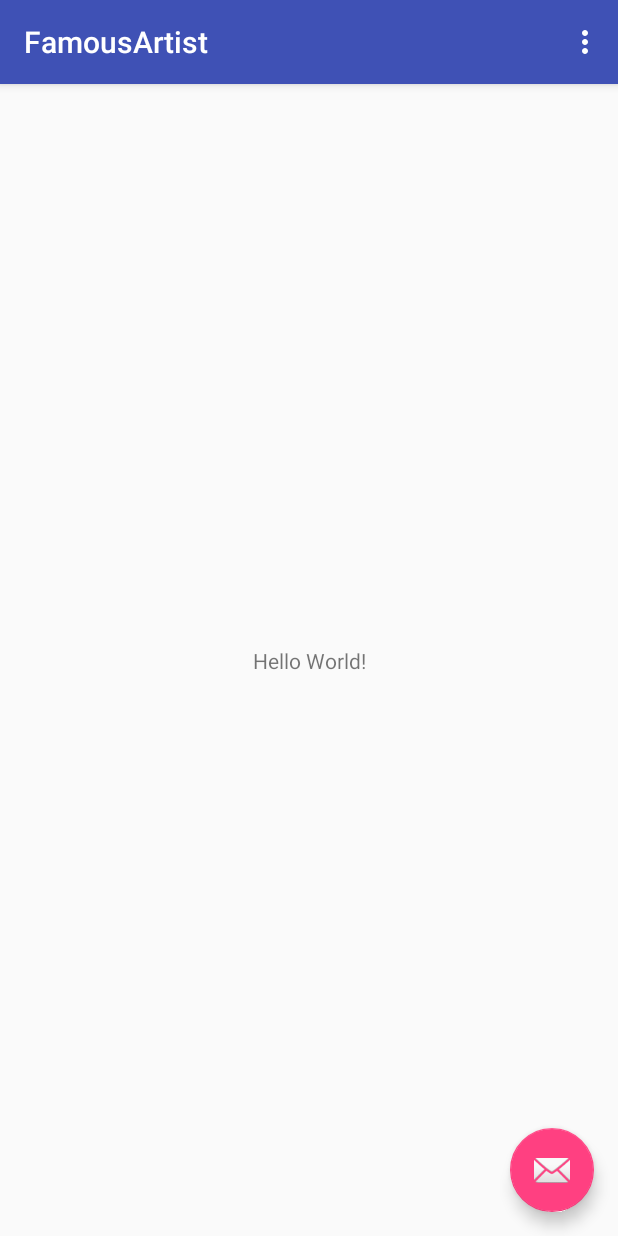
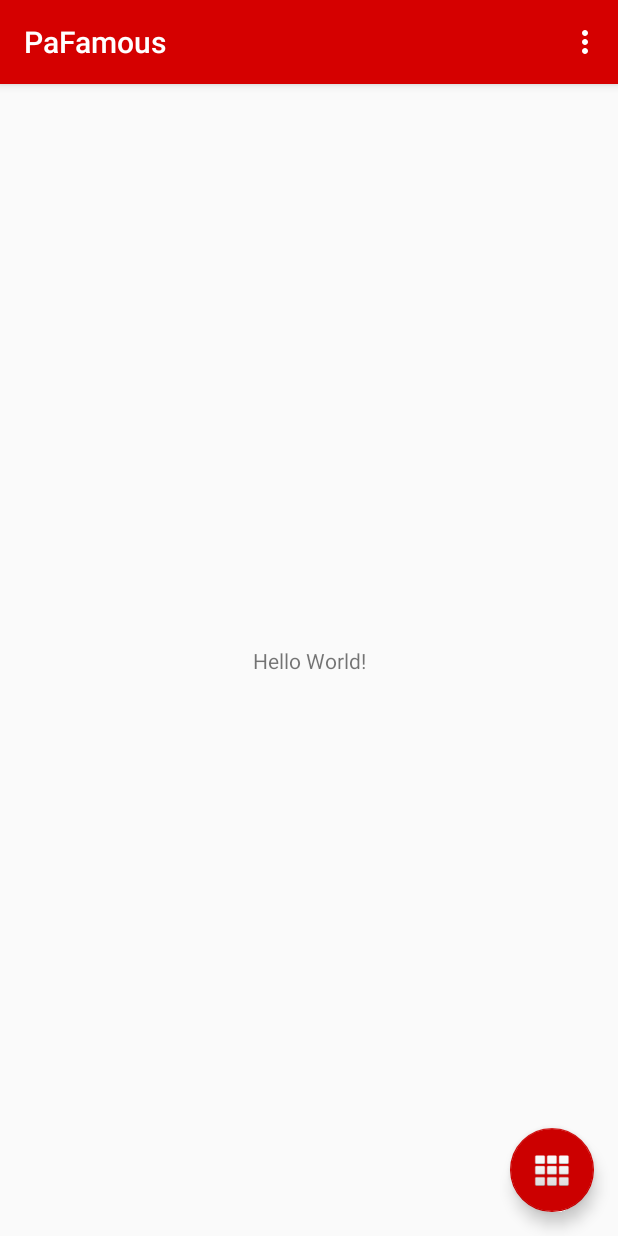
Before and after one commit to gredimano/FamousArtist, an Android app: the screen it shows after launch (MainActivity), on a phone screen of 412 x 824 dp. Run offline under Robolectric (Android 15) with nearby library versions, the phone set to English and light mode, and no system bars.

Commit message:
Add app icon.

```diff
--- a/app/src/main/AndroidManifest.xml
+++ b/app/src/main/AndroidManifest.xml
@@ -6,7 +6,7 @@
         android:allowBackup="true"
         android:icon="@mipmap/ic_launcher"
         android:label="@string/app_name"
-        android:roundIcon="@mipmap/ic_launcher_round"
+        android:roundIcon="@mipmap/ic_launcher"
         android:supportsRtl="true"
         android:theme="@style/AppTheme">
         <activity
--- a/app/src/main/res/layout/activity_main.xml
+++ b/app/src/main/res/layout/activity_main.xml
@@ -28,6 +28,8 @@
         android:layout_height="wrap_content"
         android:layout_gravity="bottom|end"
         android:layout_margin="@dimen/fab_margin"
-        app:srcCompat="@android:drawable/ic_dialog_email" />
+        app:backgroundTint="@android:color/holo_red_dark"
+        app:rippleColor="@android:color/holo_red_light"
+        app:srcCompat="@android:drawable/ic_dialog_dialer" />
 
 </android.support.design.widget.CoordinatorLayout>
--- a/app/src/main/res/mipmap-anydpi-v26/ic_launcher.xml
+++ /dev/null
@@ -1,5 +0,0 @@
-<?xml version="1.0" encoding="utf-8"?>
-<adaptive-icon xmlns:android="http://schemas.android.com/apk/res/android">
-    <background android:drawable="@drawable/ic_launcher_background" />
-    <foreground android:drawable="@drawable/ic_launcher_foreground" />
-</adaptive-icon>
--- a/app/src/main/res/mipmap-anydpi-v26/ic_launcher_round.xml
+++ /dev/null
@@ -1,5 +0,0 @@
-<?xml version="1.0" encoding="utf-8"?>
-<adaptive-icon xmlns:android="http://schemas.android.com/apk/res/android">
-    <background android:drawable="@drawable/ic_launcher_background" />
-    <foreground android:drawable="@drawable/ic_launcher_foreground" />
-</adaptive-icon>
--- a/app/src/main/res/values/colors.xml
+++ b/app/src/main/res/values/colors.xml
@@ -1,6 +1,6 @@
 <?xml version="1.0" encoding="utf-8"?>
 <resources>
-    <color name="colorPrimary">#3F51B5</color>
-    <color name="colorPrimaryDark">#303F9F</color>
+    <color name="colorPrimary">#D50000</color>
+    <color name="colorPrimaryDark">#FF5252</color>
     <color name="colorAccent">#FF4081</color>
 </resources>
--- a/app/src/main/res/values/strings.xml
+++ b/app/src/main/res/values/strings.xml
@@ -1,4 +1,4 @@
 <resources>
-    <string name="app_name">FamousArtist</string>
+    <string name="app_name">PaFamous</string>
     <string name="action_settings">Settings</string>
 </resources>
```
Also changed, not shown: app/src/main/res/mipmap-hdpi/ic_launcher.png, app/src/main/res/mipmap-hdpi/ic_launcher_round.png (deleted), app/src/main/res/mipmap-mdpi/ic_launcher.png, app/src/main/res/mipmap-mdpi/ic_launcher_round.png (deleted), app/src/main/res/mipmap-xhdpi/ic_launcher.png, app/src/main/res/mipmap-xhdpi/ic_launcher_round.png (deleted), app/src/main/res/mipmap-xxhdpi/ic_launcher.png, app/src/main/res/mipmap-xxhdpi/ic_launcher_round.png (deleted), app/src/main/res/mipmap-xxxhdpi/ic_launcher.png, app/src/main/res/mipmap-xxxhdpi/ic_launcher_round.png (deleted).
